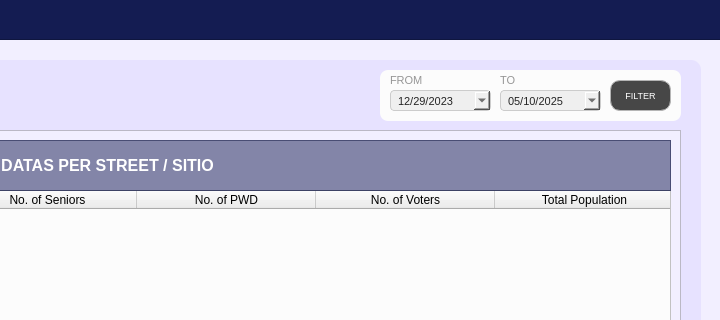
Before: the Qt Designer form Resources/UIs/MainPages/StatisticPages/neighborhood.ui in Yohhannn/Barangay-Records-Statistics-System, drawn with Qt 5; both pictures show x 630 to 1350 and y 0 to 320 of the 1350 by 850 pixel window.
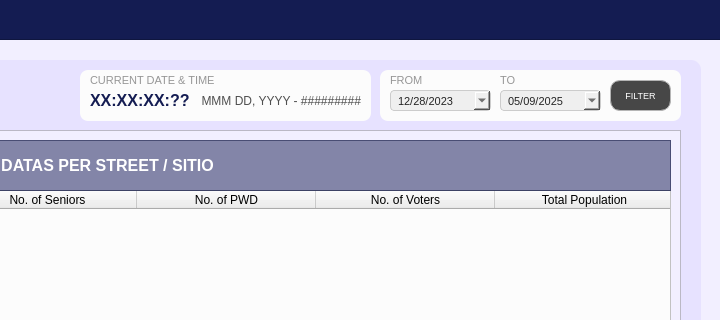
After: the same form once the commit is applied. Icons and pictures are not drawn.

Commit message: Added Date and Time UI for Statistic Sub Pages

```diff
--- a/Resources/UIs/MainPages/StatisticPages/neighborhood.ui
+++ b/Resources/UIs/MainPages/StatisticPages/neighborhood.ui
@@ -1180,7 +1180,7 @@
        <second>0</second>
        <year>2023</year>
        <month>12</month>
-       <day>29</day>
+       <day>28</day>
       </datetime>
      </property>
      <property name="displayFormat">
@@ -1228,7 +1228,7 @@
        <second>0</second>
        <year>2025</year>
        <month>5</month>
-       <day>10</day>
+       <day>9</day>
       </datetime>
      </property>
      <property name="displayFormat">
@@ -1299,6 +1299,145 @@
      </property>
     </widget>
    </widget>
+   <widget class="QFrame" name="demo_frameDateTime">
+    <property name="geometry">
+     <rect>
+      <x>690</x>
+      <y>10</y>
+      <width>291</width>
+      <height>51</height>
+     </rect>
+    </property>
+    <property name="styleSheet">
+     <string notr="true">#demo_frameDateTime {
+  background-color: #fcfcfc;
+  border-radius: 8px; /* Adjust the pixel value to control the roundness */
+}</string>
+    </property>
+    <property name="frameShape">
+     <enum>QFrame::Shape::StyledPanel</enum>
+    </property>
+    <property name="frameShadow">
+     <enum>QFrame::Shadow::Raised</enum>
+    </property>
+    <widget class="QLabel" name="label_total_indppl_3">
+     <property name="geometry">
+      <rect>
+       <x>20</x>
+       <y>100</y>
+       <width>231</width>
+       <height>21</height>
+      </rect>
+     </property>
+     <property name="font">
+      <font>
+       <family>Arial</family>
+       <pointsize>11</pointsize>
+       <bold>true</bold>
+      </font>
+     </property>
+     <property name="styleSheet">
+      <string notr="true">#label_total_indppl {
+	background-color: transparent;
+	color: #4f4f4f;
+}
+</string>
+     </property>
+     <property name="text">
+      <string/>
+     </property>
+     <property name="alignment">
+      <set>Qt::AlignmentFlag::AlignLeading|Qt::AlignmentFlag::AlignLeft|Qt::AlignmentFlag::AlignVCenter</set>
+     </property>
+    </widget>
+    <widget class="QLabel" name="label_datetime">
+     <property name="geometry">
+      <rect>
+       <x>10</x>
+       <y>1</y>
+       <width>161</width>
+       <height>20</height>
+      </rect>
+     </property>
+     <property name="font">
+      <font>
+       <family>Arial</family>
+       <pointsize>8</pointsize>
+      </font>
+     </property>
+     <property name="styleSheet">
+      <string notr="true">#label_datetime{
+	color: #969696;
+}</string>
+     </property>
+     <property name="text">
+      <string>&lt;html&gt;&lt;head/&gt;&lt;body&gt;&lt;p&gt;CURRENT DATE &amp;amp; TIME&lt;/p&gt;&lt;/body&gt;&lt;/html&gt;</string>
+     </property>
+     <property name="alignment">
+      <set>Qt::AlignmentFlag::AlignLeading|Qt::AlignmentFlag::AlignLeft|Qt::AlignmentFlag::AlignVCenter</set>
+     </property>
+    </widget>
+    <widget class="QLabel" name="text_time">
+     <property name="geometry">
+      <rect>
+       <x>10</x>
+       <y>20</y>
+       <width>111</width>
+       <height>21</height>
+      </rect>
+     </property>
+     <property name="font">
+      <font>
+       <family>Arial</family>
+       <pointsize>12</pointsize>
+       <bold>true</bold>
+      </font>
+     </property>
+     <property name="styleSheet">
+      <string notr="true">#text_time {
+	background-color: transparent;
+	color: #141c52;
+}
+</string>
+     </property>
+     <property name="text">
+      <string>XX:XX:XX:??</string>
+     </property>
+     <property name="alignment">
+      <set>Qt::AlignmentFlag::AlignLeading|Qt::AlignmentFlag::AlignLeft|Qt::AlignmentFlag::AlignVCenter</set>
+     </property>
+    </widget>
+    <widget class="QLabel" name="text_date">
+     <property name="geometry">
+      <rect>
+       <x>120</x>
+       <y>20</y>
+       <width>161</width>
+       <height>21</height>
+      </rect>
+     </property>
+     <property name="font">
+      <font>
+       <family>Arial</family>
+       <pointsize>9</pointsize>
+       <bold>false</bold>
+      </font>
+     </property>
+     <property name="styleSheet">
+      <string notr="true">#text_date {
+	background-color: transparent;
+	color: #4f4f4f;
+}
+</string>
+     </property>
+     <property name="text">
+      <string>MMM DD, YYYY - #########</string>
+     </property>
+     <property name="alignment">
+      <set>Qt::AlignmentFlag::AlignRight|Qt::AlignmentFlag::AlignTrailing|Qt::AlignmentFlag::AlignVCenter</set>
+     </property>
+    </widget>
+   </widget>
   </widget>
  </widget>
  <resources/>
```
The commit also changes 13 other files.
